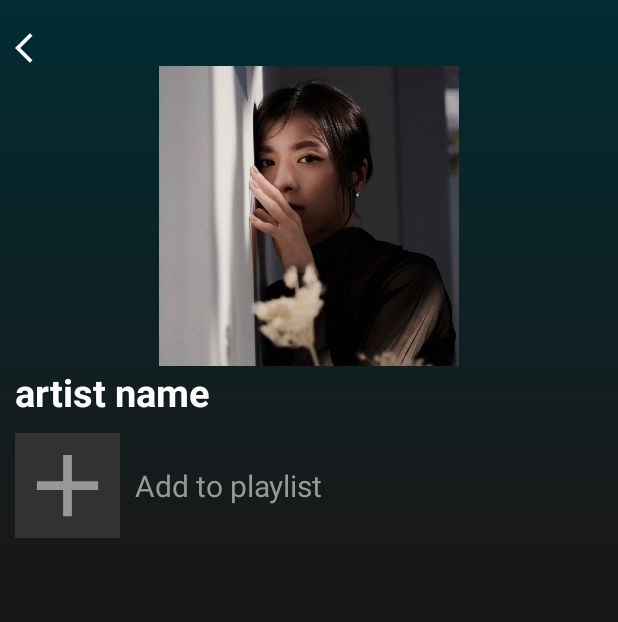
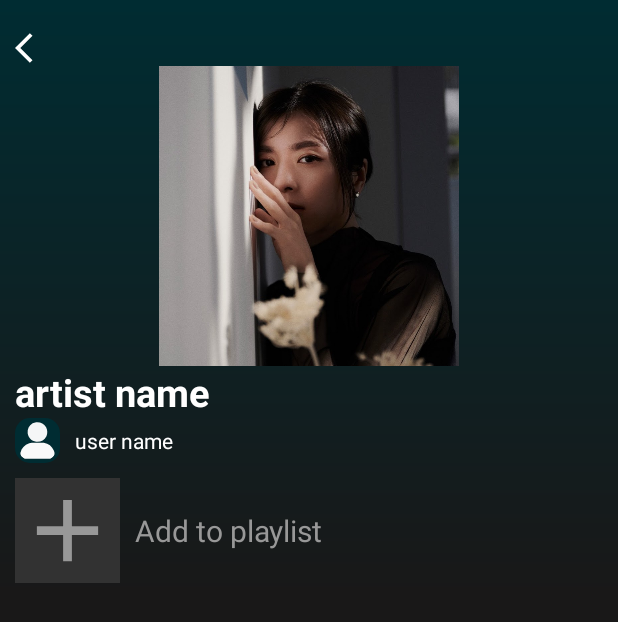
Before and after one commit to Hanguyen2505/MusicApp, an Android app: the layout fragment_user_playlist.xml on its own in the app's theme, with its tools: preview values and no code run, on a phone screen of 412 x 824 dp. Shown: the top 622 px of the screen. Run offline under Robolectric (Android 15) with nearby library versions, the phone set to English and light mode, and no system bars; network calls fail.

Commit message:
add argument into in playlist fragment

```diff
--- a/app/src/main/java/com/example/onlinemusicstreamapp/adapter/UserPlaylistAdapter.kt
+++ b/app/src/main/java/com/example/onlinemusicstreamapp/adapter/UserPlaylistAdapter.kt
@@ -51,7 +51,5 @@ class UserPlaylistAdapter: RecyclerView.Adapter<UserPlaylistAdapter.MyViewHolder
                 click(currentItem)
             }
         }
-
     }
-
 }
--- a/app/src/main/java/com/example/onlinemusicstreamapp/ui/fragments/library/LibraryFragment.kt
+++ b/app/src/main/java/com/example/onlinemusicstreamapp/ui/fragments/library/LibraryFragment.kt
@@ -44,7 +44,8 @@ class LibraryFragment : Fragment(), MenuProvider {
         subscribeToObserver()
 
         userPlaylistAdapter.setOnItemClickListener {
-            findNavController().navigate(R.id.action_libraryFragment_to_userPlaylistFragment)
+            val action = LibraryFragmentDirections.actionLibraryFragmentToUserPlaylistFragment(it)
+            findNavController().navigate(action)
         }
 
         return binding.root
--- a/app/src/main/res/layout/fragment_user_playlist.xml
+++ b/app/src/main/res/layout/fragment_user_playlist.xml
@@ -47,11 +47,35 @@
                 android:textSize="25sp" />
 
             <LinearLayout
+                android:layout_width="match_parent"
+                android:layout_height="wrap_content"
+                android:orientation="horizontal"
+                android:layout_marginStart="10dp"
+                android:layout_marginEnd="10dp"
+                android:gravity="center_vertical"
+                android:layout_gravity="center_vertical">
+
+                <de.hdodenhof.circleimageview.CircleImageView
+                    android:id="@+id/imageButton"
+                    android:layout_width="30dp"
+                    android:layout_height="30dp"
+                    android:background="@drawable/circle_view"
+                    android:src="@drawable/ic_user"/>
+
+                <TextView
+                    android:id="@+id/user_name"
+                    android:layout_marginStart="10dp"
+                    android:layout_width="wrap_content"
+                    android:layout_height="wrap_content"
+                    android:text="@string/user_name"
+                    android:textColor="@color/white" />
+            </LinearLayout>
+
+            <LinearLayout
                 android:id="@+id/add_to_playlist"
                 android:layout_width="match_parent"
                 android:layout_height="match_parent"
-                android:orientation="horizontal"
-                android:gravity="center_vertical">
+                android:orientation="horizontal">
 
                 <ImageView
                     android:id="@+id/add_icon"
--- a/app/src/main/res/navigation/main_activity_navigation.xml
+++ b/app/src/main/res/navigation/main_activity_navigation.xml
@@ -148,6 +148,9 @@
         <action
             android:id="@+id/action_userPlaylistFragment_to_libraryFragment"
             app:destination="@id/libraryFragment" />
+        <argument
+            android:name="user_playlist"
+            app:argType="com.example.onlinemusicstreamapp.database.data.entities.UserPlaylist" />
     </fragment>
     <dialog
         android:id="@+id/bottomSheetNamePlaylist"
--- a/app/src/main/res/values/strings.xml
+++ b/app/src/main/res/values/strings.xml
@@ -58,4 +58,5 @@
     <string name="what_s_new">What\'s new</string>
     <string name="show_song_cover_image">show song cover image</string>
     <string name="remove_from_playlist">Remove from playlist</string>
+    <string name="user_name">user name</string>
 </resources>
```
Also changed, not shown: app/src/main/java/com/example/onlinemusicstreamapp/database/data/entities/UserPlaylist.kt (+7 -2 lines), app/src/main/java/com/example/onlinemusicstreamapp/ui/fragments/album/UserPlaylistFragment.kt (+32 -38 lines), app/src/main/java/com/example/onlinemusicstreamapp/ui/fragments/bottomsheet/library/BottomSheetNamePlaylist.kt (+6 -3 lines), app/src/main/java/com/example/onlinemusicstreamapp/ui/viewmodel/UserViewModel.kt (+7 -2 lines).
